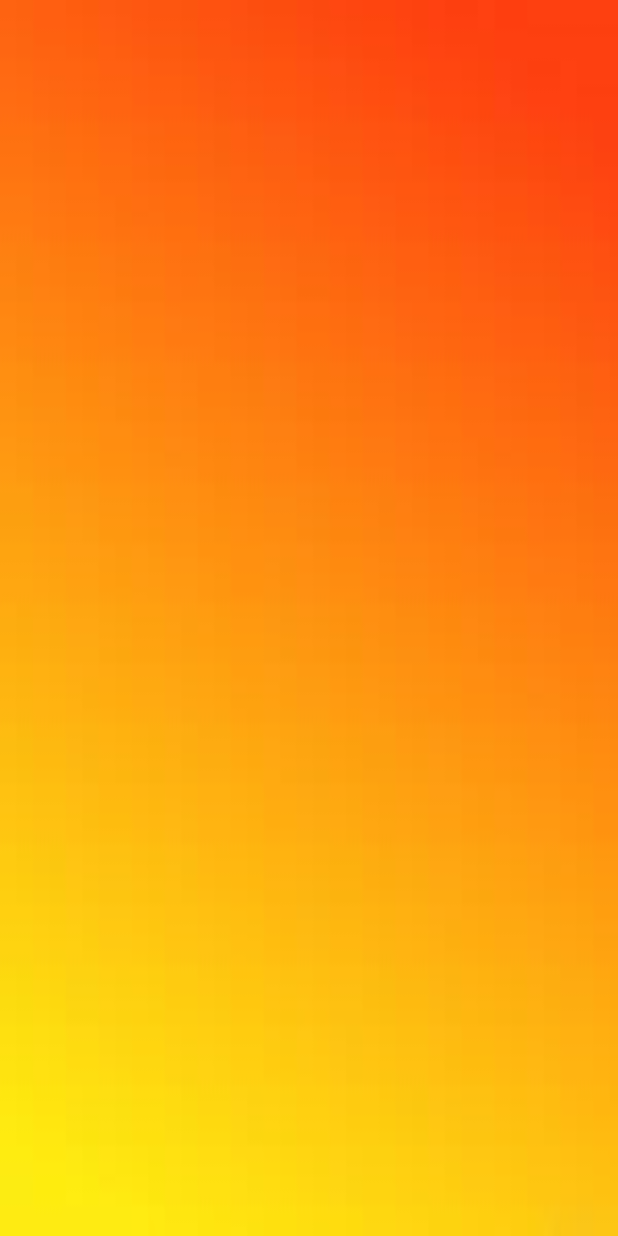
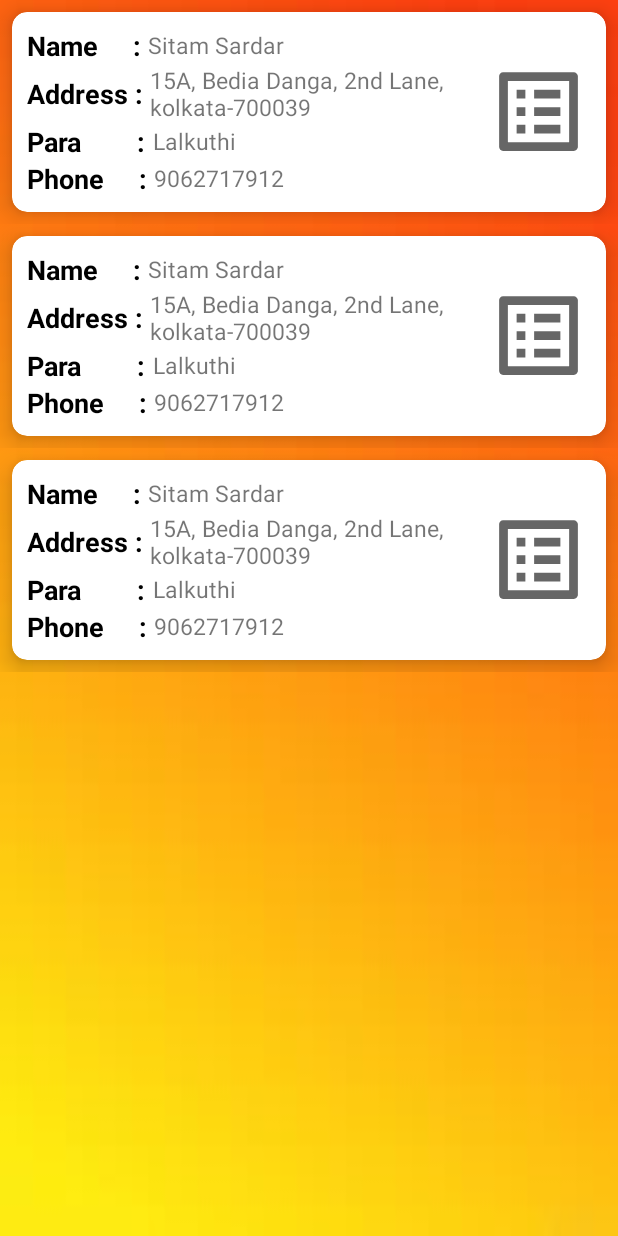
Before and after one commit to anubhab-d/sastagoldari, an Android app: the layout activity_vieworder.xml on its own in the app's theme, with its tools: preview values and no code run, on a phone screen of 412 x 824 dp. Run offline under Robolectric (Android 15) with nearby library versions, the phone set to English and light mode, and no system bars; Roboto replaces fonts that are not available here.

Commit message:
View order basic functionality ready

```diff
--- /dev/null
+++ b/app/src/main/java/com/example/android/sastaGoldari/interfaces/OnViewOrderListBtnClicked.java
@@ -0,0 +1,5 @@
+package com.example.android.sastaGoldari.interfaces;
+
+public interface OnViewOrderListBtnClicked {
+    void onListButtonClicked(int pos);
+}
--- /dev/null
+++ b/app/src/main/res/drawable/ic_baseline_list_alt_24.xml
@@ -0,0 +1,11 @@
+<vector xmlns:android="http://schemas.android.com/apk/res/android"
+    android:width="24dp"
+    android:height="24dp"
+    android:viewportWidth="24"
+    android:viewportHeight="24"
+    android:tint="?attr/colorControlNormal"
+    android:autoMirrored="true">
+  <path
+      android:fillColor="@android:color/white"
+      android:pathData="M19,5v14L5,19L5,5h14m1.1,-2L3.9,3c-0.5,0 -0.9,0.4 -0.9,0.9v16.2c0,0.4 0.4,0.9 0.9,0.9h16.2c0.4,0 0.9,-0.5 0.9,-0.9L21,3.9c0,-0.5 -0.5,-0.9 -0.9,-0.9zM11,7h6v2h-6L11,7zM11,11h6v2h-6v-2zM11,15h6v2h-6zM7,7h2v2L7,9zM7,11h2v2L7,13zM7,15h2v2L7,17z"/>
+</vector>
--- a/app/src/main/res/layout/activity_vieworder.xml
+++ b/app/src/main/res/layout/activity_vieworder.xml
@@ -1,10 +1,14 @@
 <?xml version="1.0" encoding="utf-8"?>
-<androidx.constraintlayout.widget.ConstraintLayout xmlns:android="http://schemas.android.com/apk/res/android"
+<RelativeLayout xmlns:android="http://schemas.android.com/apk/res/android"
     xmlns:app="http://schemas.android.com/apk/res-auto"
     xmlns:tools="http://schemas.android.com/tools"
     android:layout_width="match_parent"
     android:layout_height="match_parent"
     android:background="@drawable/bgintrod"
     tools:context=".activities.vieworder">
-
-</androidx.constraintlayout.widget.ConstraintLayout>
+<androidx.recyclerview.widget.RecyclerView
+    android:id="@+id/rvViewOrder"
+    android:layout_width="match_parent"
+    android:layout_height="match_parent"
+    tools:listitem="@layout/view_order_item"/>
+</RelativeLayout>
--- /dev/null
+++ b/app/src/main/res/layout/view_order_item.xml
@@ -0,0 +1,112 @@
+<?xml version="1.0" encoding="utf-8"?>
+<RelativeLayout xmlns:android="http://schemas.android.com/apk/res/android"
+    android:layout_width="match_parent"
+    android:layout_height="wrap_content"
+    xmlns:app="http://schemas.android.com/apk/res-auto">
+    <androidx.cardview.widget.CardView
+        android:layout_width="match_parent"
+        android:layout_height="wrap_content"
+        app:cardCornerRadius="10dp"
+        android:elevation="10dp"
+        app:cardElevation="10dp"
+        app:cardMaxElevation="10dp"
+        android:layout_margin="8dp">
+        <RelativeLayout
+            android:layout_width="match_parent"
+            android:layout_height="wrap_content"
+            android:padding="10dp">
+        <LinearLayout
+            android:layout_width="match_parent"
+            android:layout_height="wrap_content"
+            android:orientation="vertical"
+            android:layout_toStartOf="@+id/imgList">
+            <LinearLayout
+                android:layout_width="match_parent"
+                android:layout_height="wrap_content">
+                <TextView
+                    android:layout_width="wrap_content"
+                    android:layout_height="wrap_content"
+                    android:text="Name     : "
+                    android:layout_gravity="center_vertical"
+                    android:textSize="18sp"
+                    android:textStyle="bold"
+                    android:textColor="#000000"/>
+                <TextView
+                    android:id="@+id/etCName"
+                    android:layout_width="wrap_content"
+                    android:layout_height="wrap_content"
+                    android:textSize="15sp"
+                    android:layout_gravity="center_vertical"
+                    android:text="Sitam Sardar"/>
+            </LinearLayout>
+            <LinearLayout
+                android:layout_width="match_parent"
+                android:layout_height="wrap_content">
+                <TextView
+                    android:layout_width="wrap_content"
+                    android:layout_height="wrap_content"
+                    android:text="Address : "
+                    android:layout_gravity="center_vertical"
+                    android:textSize="18sp"
+                    android:textStyle="bold"
+                    android:textColor="#000000"/>
+
+                <TextView
+                    android:id="@+id/etCAddress"
+                    android:layout_width="wrap_content"
+                    android:layout_height="wrap_content"
+                    android:text="15A, Bedia Danga, 2nd Lane, kolkata-700039"
+                    android:textSize="15sp" />
+            </LinearLayout>
+            <LinearLayout
+                android:layout_width="match_parent"
+                android:layout_height="wrap_content">
+                <TextView
+                    android:layout_width="wrap_content"
+                    android:layout_height="wrap_content"
+                    android:text="Para        : "
+                    android:layout_gravity="center_vertical"
+                    android:textSize="18sp"
+                    android:textStyle="bold"
+                    android:textColor="#000000"/>
+                <TextView
+                    android:id="@+id/etCPara"
+                    android:layout_width="wrap_content"
+                    android:layout_height="wrap_content"
+                    android:textSize="15sp"
+                    android:layout_gravity="center_vertical"
+                    android:text="Lalkuthi"/>
+            </LinearLayout>
+            <LinearLayout
+                android:layout_width="match_parent"
+                android:layout_height="wrap_content">
+                <TextView
+                    android:layout_width="wrap_content"
+                    android:layout_height="wrap_content"
+                    android:text="Phone     : "
+                    android:layout_gravity="center_vertical"
+                    android:textSize="18sp"
+                    android:textStyle="bold"
+                    android:textColor="#000000"/>
+                <TextView
+                    android:id="@+id/etCPhone"
+                    android:layout_width="wrap_content"
+                    android:layout_height="wrap_content"
+                    android:textSize="15sp"
+                    android:layout_gravity="center_vertical"
+                    android:text="9062717912"/>
+            </LinearLayout>
+        </LinearLayout>
+            <ImageView
+                android:id="@+id/imgList"
+                android:layout_width="70dp"
+                android:layout_height="70dp"
+                android:background="?attr/selectableItemBackground"
+                android:clickable="true"
+                android:layout_alignParentEnd="true"
+                android:layout_centerVertical="true"
+                android:src="@drawable/ic_baseline_list_alt_24"
+                android:focusable="true" />
+        </RelativeLayout>
+    </androidx.cardview.widget.CardView>
+</RelativeLayout>
```
Also changed, not shown: app/src/main/java/com/example/android/sastaGoldari/activities/SelectEditActivity.java (+10 -0 lines), app/src/main/java/com/example/android/sastaGoldari/activities/vieworder.java (+44 -1 lines), app/src/main/java/com/example/android/sastaGoldari/adapter/ViewOrderAdapter.java (added, +88 -0 lines), app/src/main/java/com/example/android/sastaGoldari/model/CustomerModel.java (added, +38 -0 lines), app/src/main/res/layout/activity_select_edit.xml (+13 -9 lines), app/src/main/res/layout/view_order_dialog.xml (added, +71 -0 lines), app/src/main/res/layout/view_order_dialog_list_item.xml (added, +53 -0 lines).
